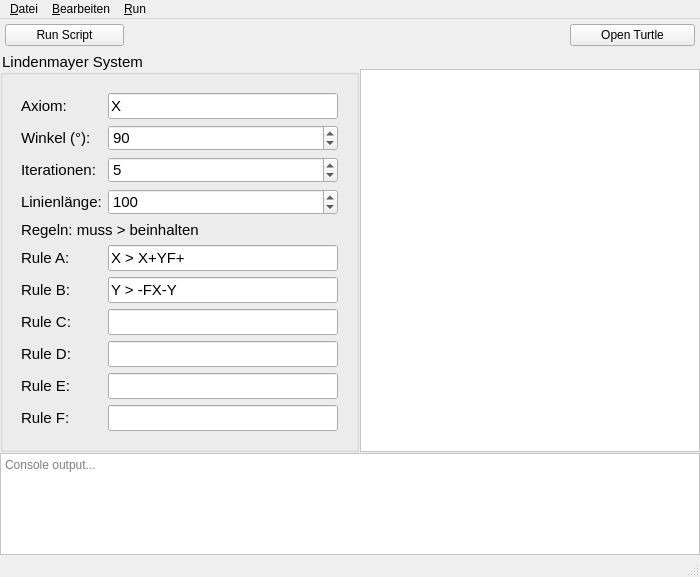
Above: src/qturtle_app/ui/Ui_LTurtle.ui from SManAT/QTurtle before the change. Below: the same form after it.
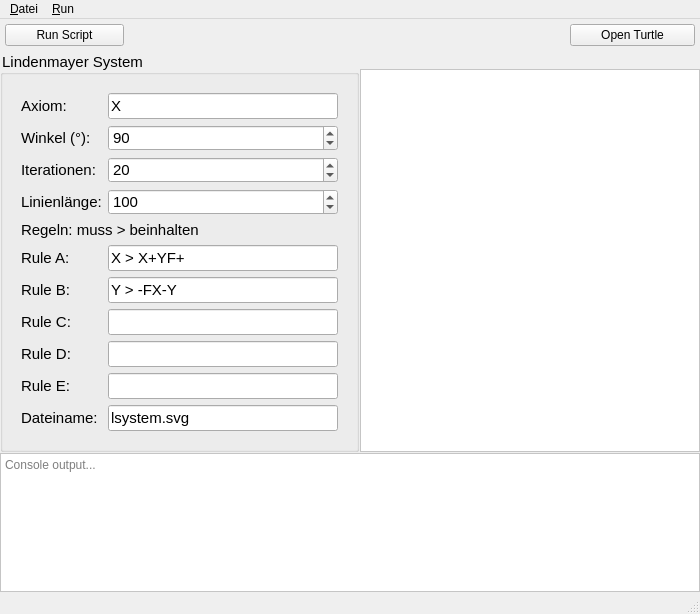
That is the form after the change.

What changed in the file:
```diff
--- a/src/qturtle_app/ui/Ui_LTurtle.ui
+++ b/src/qturtle_app/ui/Ui_LTurtle.ui
@@ -7,7 +7,7 @@
     <x>0</x>
     <y>0</y>
     <width>700</width>
-    <height>577</height>
+    <height>614</height>
    </rect>
   </property>
   <property name="windowTitle">
@@ -178,9 +178,12 @@
                </widget>
               </item>
               <item row="10" column="1">
-               <widget class="QLineEdit" name="ruleF">
+               <widget class="QLineEdit" name="filename">
+                <property name="text">
+                 <string>lsystem.svg</string>
+                </property>
                 <property name="placeholderText">
-                 <string/>
+                 <string>e.g., lsystem.svg</string>
                 </property>
                </widget>
               </item>
@@ -214,7 +217,7 @@
                  <number>100</number>
                 </property>
                 <property name="value">
-                 <number>5</number>
+                 <number>20</number>
                 </property>
                </widget>
               </item>
@@ -293,7 +296,7 @@
               <item row="10" column="0">
                <widget class="QLabel" name="label_rule_f">
                 <property name="text">
-                 <string>Rule F:</string>
+                 <string>Dateiname:</string>
                 </property>
                </widget>
               </item>
@@ -367,11 +370,17 @@
         <item>
          <widget class="QPlainTextEdit" name="consoleOutput">
           <property name="sizePolicy">
-           <sizepolicy hsizetype="Expanding" vsizetype="Preferred">
+           <sizepolicy hsizetype="Expanding" vsizetype="MinimumExpanding">
             <horstretch>0</horstretch>
             <verstretch>1</verstretch>
            </sizepolicy>
           </property>
+          <property name="minimumSize">
+           <size>
+            <width>0</width>
+            <height>100</height>
+           </size>
+          </property>
           <property name="acceptDrops">
            <bool>false</bool>
           </property>
@@ -415,16 +424,6 @@
     <addaction name="separator"/>
     <addaction name="actionExit"/>
    </widget>
-   <widget class="QMenu" name="menuEdit">
-    <property name="title">
-     <string>&amp;Bearbeiten</string>
-    </property>
-    <addaction name="actionCut"/>
-    <addaction name="actionCopy"/>
-    <addaction name="actionPaste"/>
-    <addaction name="separator"/>
-    <addaction name="actionSelect_All"/>
-   </widget>
    <widget class="QMenu" name="menuRun">
     <property name="title">
      <string>&amp;Run</string>
@@ -433,7 +432,6 @@
     <addaction name="actionStop"/>
    </widget>
    <addaction name="menuFile"/>
-   <addaction name="menuEdit"/>
    <addaction name="menuRun"/>
   </widget>
   <widget class="QStatusBar" name="statusbar"/>
```
Left out of the diff: 2 changed lines with no effect on the pictures.
